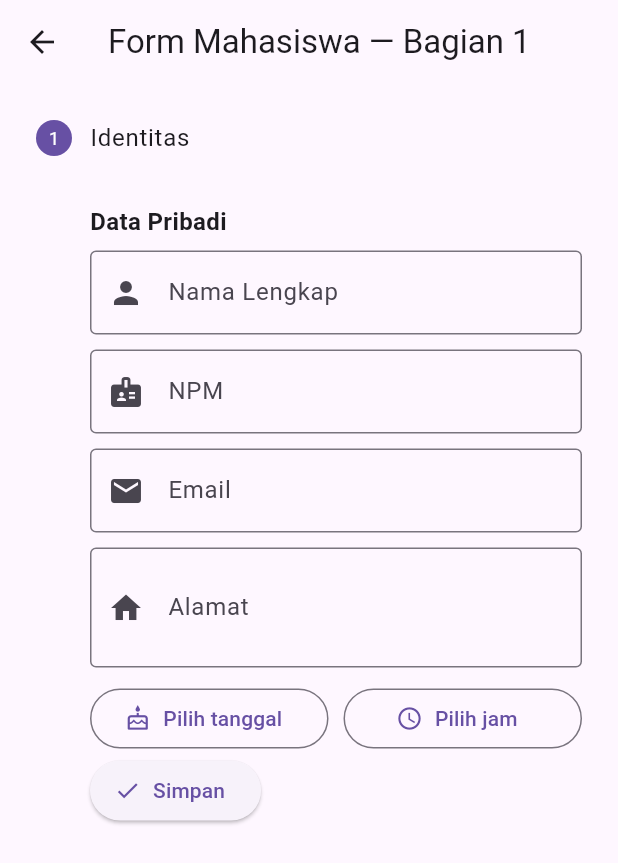
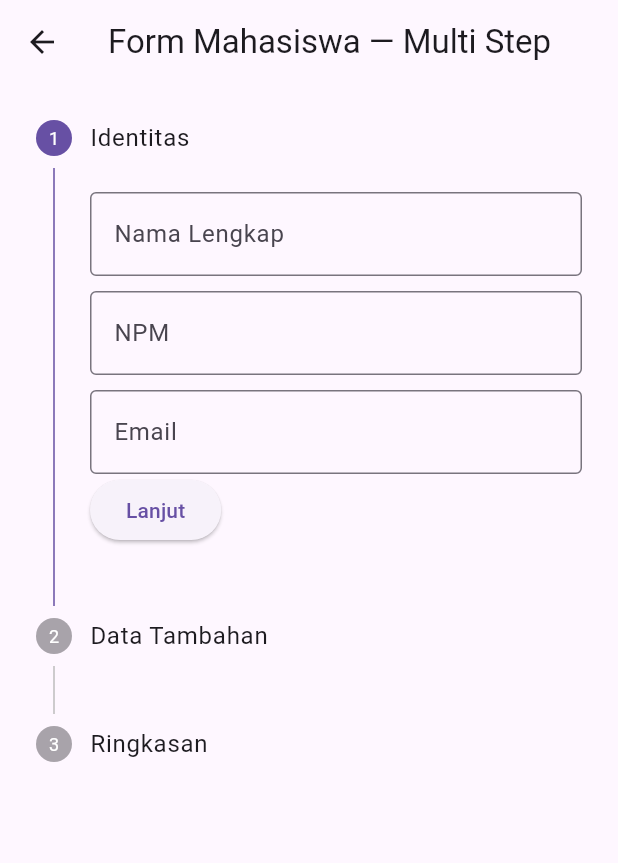
Before and after one commit to kartikasari7/Pemograman-Perangkat-Bergerak, a Flutter app: the screen it shows after launch, in the side drawer, after a tap on "Form Mahasiswa", on a phone screen of 412 x 824 dp. Shown: the top 863 px of the screen. Run offline on Flutter 3.47's test engine with Material 3 defaults, Android fonts, the phone set to English and light mode, and no system bars.

Commit message:
Tambah form dosen & matkul, update form mahasiswa dan main

```diff
--- a/lib/form_mahasiswa.dart
+++ b/lib/form_mahasiswa.dart
@@ -8,7 +8,7 @@ class MyApp extends StatelessWidget {
   @override
   Widget build(BuildContext context) {
     return MaterialApp(
-      title: 'Form Mahasiswa - Bagian 1',
+      title: 'Form Mahasiswa - Multi Step',
       theme: ThemeData(
         useMaterial3: true,
         colorScheme: ColorScheme.fromSeed(seedColor: Colors.indigo),
@@ -99,7 +99,7 @@ class _FormMahasiswaPageState extends State<FormMahasiswaPage> {
     showDialog(
       context: context,
       builder: (_) => AlertDialog(
-        title: const Text('Ringkasan Data (Bagian 1)'),
+        title: const Text('Ringkasan Data'),
         content: SingleChildScrollView(
           child: Column(
             crossAxisAlignment: CrossAxisAlignment.start,
@@ -118,31 +118,22 @@ class _FormMahasiswaPageState extends State<FormMahasiswaPage> {
     );
   }
 
-  Widget _sectionTitle(String text) => Padding(
-        padding: const EdgeInsets.only(bottom: 8, top: 8),
-        child: Text(text, style: const TextStyle(fontWeight: FontWeight.bold, fontSize: 16)),
-      );
-
   @override
   Widget build(BuildContext context) {
     final steps = <Step>[
       Step(
         title: const Text('Identitas'),
-        isActive: true,
-        state: StepState.indexed,
+        isActive: _currentStep >= 0,
+        state: _currentStep > 0 ? StepState.complete : StepState.indexed,
         content: Column(
-          crossAxisAlignment: CrossAxisAlignment.start,
           children: [
-            _sectionTitle('Data Pribadi'),
             TextFormField(
               controller: cNama,
               decoration: const InputDecoration(
                 labelText: 'Nama Lengkap',
-                hintText: 'cth: Aulia Rahman',
                 border: OutlineInputBorder(),
-                prefixIcon: Icon(Icons.person),
               ),
-              validator: (v) => (v == null || v.trim().isEmpty) ? 'Nama wajib diisi' : null,
+              validator: (v) => (v == null || v.isEmpty) ? 'Nama wajib diisi' : null,
             ),
             const SizedBox(height: 10),
             TextFormField(
@@ -150,11 +141,9 @@ class _FormMahasiswaPageState extends State<FormMahasiswaPage> {
               keyboardType: TextInputType.number,
               decoration: const InputDecoration(
                 labelText: 'NPM',
-                hintText: 'cth: 221234567',
                 border: OutlineInputBorder(),
-                prefixIcon: Icon(Icons.badge),
               ),
-              validator: (v) => (v == null || v.trim().isEmpty) ? 'NPM wajib diisi' : null,
+              validator: (v) => (v == null || v.isEmpty) ? 'NPM wajib diisi' : null,
             ),
             const SizedBox(height: 10),
             TextFormField(
@@ -162,24 +151,29 @@ class _FormMahasiswaPageState extends State<FormMahasiswaPage> {
               keyboardType: TextInputType.emailAddress,
               decoration: const InputDecoration(
                 labelText: 'Email',
-                hintText: 'cth: nama@kampus.ac.id',
                 border: OutlineInputBorder(),
-                prefixIcon: Icon(Icons.email),
               ),
               validator: (v) {
-                if (v == null || v.trim().isEmpty) return 'Email wajib diisi';
-                final ok = RegExp(r'^[^@]+@[^@]+\.[^@]+').hasMatch(v.trim());
+                if (v == null || v.isEmpty) return 'Email wajib diisi';
+                final ok = RegExp(r'^[^@]+@[^@]+\.[^@]+').hasMatch(v);
                 return ok ? null : 'Format email tidak valid';
               },
             ),
-            const SizedBox(height: 10),
+          ],
+        ),
+      ),
+      Step(
+        title: const Text('Data Tambahan'),
+        isActive: _currentStep >= 1,
+        state: _currentStep > 1 ? StepState.complete : StepState.indexed,
+        content: Column(
+          children: [
             TextFormField(
               controller: cAlamat,
               maxLines: 2,
               decoration: const InputDecoration(
                 labelText: 'Alamat',
                 border: OutlineInputBorder(),
-                prefixIcon: Icon(Icons.home),
               ),
             ),
             const SizedBox(height: 10),
@@ -205,26 +199,50 @@ class _FormMahasiswaPageState extends State<FormMahasiswaPage> {
           ],
         ),
       ),
+      Step(
+        title: const Text('Ringkasan'),
+        isActive: _currentStep >= 2,
+        state: StepState.indexed,
+        content: const Text('Klik tombol SIMPAN untuk melihat ringkasan data.'),
+      ),
     ];
 
     return Scaffold(
-      appBar: AppBar(title: const Text('Form Mahasiswa — Bagian 1')),
+      appBar: AppBar(title: const Text('Form Mahasiswa — Multi Step')),
       body: Form(
         key: _formKey,
         child: Stepper(
           type: StepperType.vertical,
           currentStep: _currentStep,
           steps: steps,
-          onStepContinue: _simpan,
-          onStepCancel: null,
+          onStepContinue: () {
+            if (_currentStep == 0) {
+              if (!_formKey.currentState!.validate()) return;
+            }
+            if (_currentStep < steps.length - 1) {
+              setState(() => _currentStep++);
+            } else {
+              _simpan();
+            }
+          },
+          onStepCancel: () {
+            if (_currentStep > 0) {
+              setState(() => _currentStep--);
+            }
+          },
           controlsBuilder: (context, details) {
             return Row(
               children: [
-                ElevatedButton.icon(
-                  icon: const Icon(Icons.check),
-                  label: const Text('Simpan'),
+                ElevatedButton(
                   onPressed: details.onStepContinue,
+                  child: Text(_currentStep == steps.length - 1 ? 'Simpan' : 'Lanjut'),
                 ),
+                const SizedBox(width: 10),
+                if (_currentStep > 0)
+                  OutlinedButton(
+                    onPressed: details.onStepCancel,
+                    child: const Text('Kembali'),
+                  ),
               ],
             );
           },
--- a/lib/main.dart
+++ b/lib/main.dart
@@ -3,6 +3,8 @@ import 'form_mahasiswa.dart';
 import 'daftar_mahasiswa.dart';
 import 'tentang_aplikasi.dart';
 import 'pengaturan.dart';
+import 'form_dosen.dart';
+import 'form_matkul.dart';
 
 void main() => runApp(const MyApp());
 
@@ -55,6 +57,22 @@ class HomePage extends StatelessWidget {
               },
             ),
             ListTile(
+              leading: const Icon(Icons.badge),
+              title: const Text('Form Dosen'),
+              onTap: () {
+                Navigator.push(context,
+                    MaterialPageRoute(builder: (_) => const FormDosen()));
+              },
+            ),
+            ListTile(
+              leading: const Icon(Icons.book),
+              title: const Text('Form Mata Kuliah'),
+              onTap: () {
+                Navigator.push(context,
+                    MaterialPageRoute(builder: (_) => const FormMatkul()));
+              },
+            ),
+            ListTile(
               leading: const Icon(Icons.info),
               title: const Text('Tentang Aplikasi'),
               onTap: () {
```
Also changed, not shown: lib/form_dosen.dart (added, +69 -0 lines), lib/form_matkul.dart (added, +59 -0 lines).
